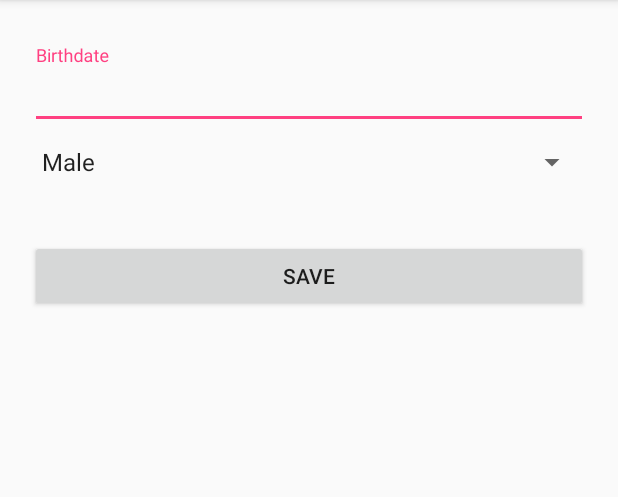
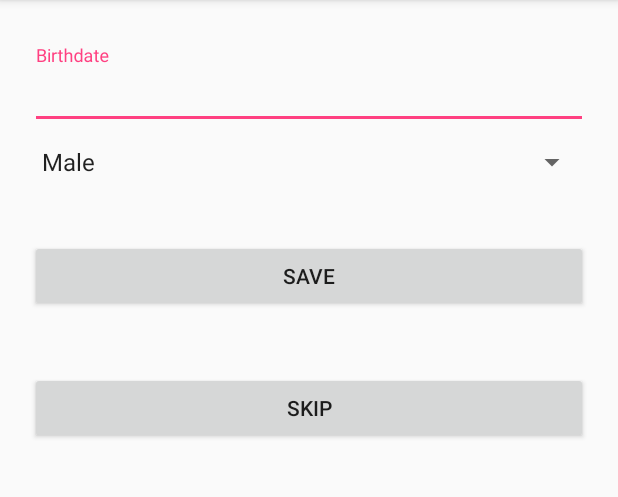
Before and after one commit to nutnnut/Wireless_Project_OPENUP, an Android app: the InfoRegisActivity screen opened directly, with no data from a screen before it, on a phone screen of 412 x 824 dp, the part 84-581 px from its top. Run offline under Robolectric (Android 15) with nearby library versions, the light colour scheme and no system bars.

Commit message:
Skip info

```diff
--- a/app/src/main/java/com/example/nut/wireless_project_openup/InfoRegisActivity.java
+++ b/app/src/main/java/com/example/nut/wireless_project_openup/InfoRegisActivity.java
@@ -2,21 +2,25 @@ package com.example.nut.wireless_project_openup;
 
 import android.app.DatePickerDialog;
 import android.app.Dialog;
+import android.content.Intent;
 import android.icu.util.Calendar;
 import android.support.design.widget.TextInputEditText;
 import android.support.v4.app.DialogFragment;
 import android.support.v4.widget.NestedScrollView;
 import android.support.v7.app.AppCompatActivity;
 import android.os.Bundle;
+import android.support.v7.widget.AppCompatButton;
 import android.view.View;
 import android.widget.DatePicker;
-import android.widget.EditText;
 
-public class InfoRegisActivity extends AppCompatActivity {
+public class InfoRegisActivity extends AppCompatActivity{
 
     private final AppCompatActivity activity = InfoRegisActivity.this;
 
     private NestedScrollView nestedScrollView;
+
+    private AppCompatButton appCompatButtonSaveInfo;
+    private AppCompatButton appCompatButtonSkipInfo;
 
     static TextInputEditText DateEdit;
 
@@ -25,7 +29,33 @@ public class InfoRegisActivity extends AppCompatActivity {
     protected void onCreate(Bundle savedInstanceState) {
         super.onCreate(savedInstanceState);
         setContentView(R.layout.activity_info_regis);
+        initViews();
+        initListeners();
+
+    }
+
+    private void initViews(){
+        nestedScrollView = (NestedScrollView) findViewById(R.id.nestedScrollView);
+        appCompatButtonSaveInfo = (AppCompatButton) findViewById(R.id.appCompatButtonSaveInfo);
+        appCompatButtonSkipInfo = (AppCompatButton) findViewById(R.id.appCompatButtonSkipInfo);
         DateEdit = findViewById(R.id.textInputEditTextDate);
+    }
+
+    private void initListeners() {
+        appCompatButtonSaveInfo.setOnClickListener(new View.OnClickListener() {
+            @Override
+            public void onClick(View v){
+                /*Intent myIntent = new Intent(InfoRegisActivity.this,MainActivity.class);
+                InfoRegisActivity.this.startActivity(myIntent);*/
+            }
+        });
+        appCompatButtonSkipInfo.setOnClickListener(new View.OnClickListener() {
+            @Override
+            public void onClick(View v){
+                Intent myIntent = new Intent(InfoRegisActivity.this,MainActivity.class);
+                InfoRegisActivity.this.startActivity(myIntent);
+            }
+        });
         DateEdit.setOnClickListener(new View.OnClickListener() {
             @Override
             public void onClick(View v) {
@@ -33,6 +63,8 @@ public class InfoRegisActivity extends AppCompatActivity {
             }
         });
     }
+
+
     public void showDatePickerDialog(View v) {
         DialogFragment newFragment = new DatePickerFragment();
         newFragment.show(getSupportFragmentManager(), "datePicker");
--- a/app/src/main/res/layout/activity_info_regis.xml
+++ b/app/src/main/res/layout/activity_info_regis.xml
@@ -43,8 +43,11 @@
                 android:layout_width="fill_parent"
                 android:entries="@array/gender_list">
             </Spinner>
-        </android.support.design.widget.TextInputLayout>
 
+            <LinearLayout
+                android:layout_width="match_parent"
+                android:layout_height="match_parent"
+                android:orientation="vertical">
 
                 <android.support.v7.widget.AppCompatButton
                     android:id="@+id/appCompatButtonSaveInfo"
@@ -53,5 +56,15 @@
                     android:layout_marginTop="40dp"
                     android:text="@string/action_save_info" />
 
+                <android.support.v7.widget.AppCompatButton
+                    android:id="@+id/appCompatButtonSkipInfo"
+                    android:layout_width="match_parent"
+                    android:layout_height="wrap_content"
+                    android:layout_marginTop="40dp"
+                    android:text="@string/action_skip_info" />
+            </LinearLayout>
+        </android.support.design.widget.TextInputLayout>
+
+
     </android.support.v7.widget.LinearLayoutCompat>
 </android.support.v4.widget.NestedScrollView>
--- a/app/src/main/res/values/strings.xml
+++ b/app/src/main/res/values/strings.xml
@@ -20,6 +20,7 @@
     <string name="action_sign_in">Sign in</string>
     <string name="action_sign_up">Sign up</string>
     <string name="action_save_info">Save</string>
+    <string name="action_skip_info">Skip</string>
     <string name="action_sign_in_short">Sign in</string>
     <string name="action_sign_in_to_register">No Account Yet? Sign Up</string>
     <string name="error_invalid_email">This email address is invalid</string>
```
Lines whose indentation alone changed are shown as unchanged.
